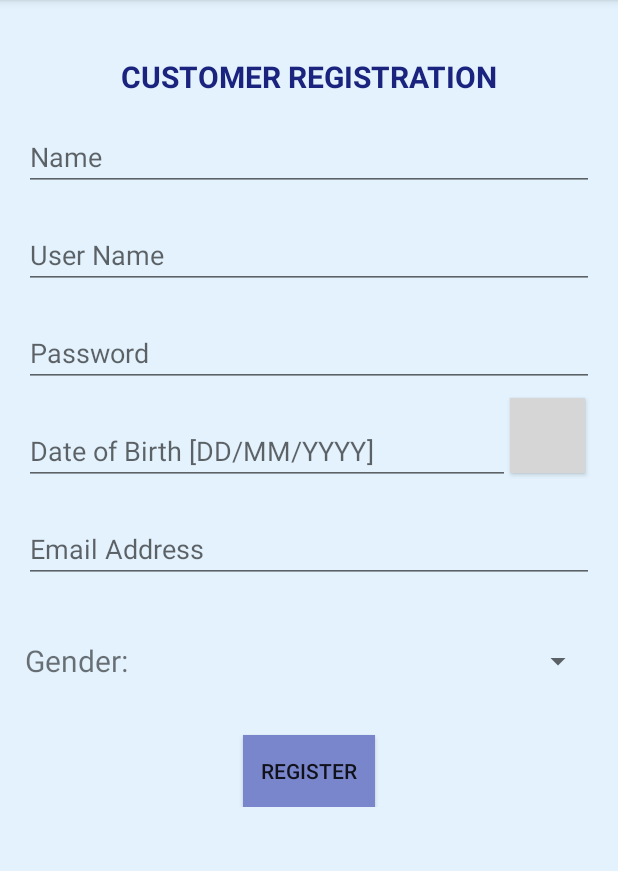
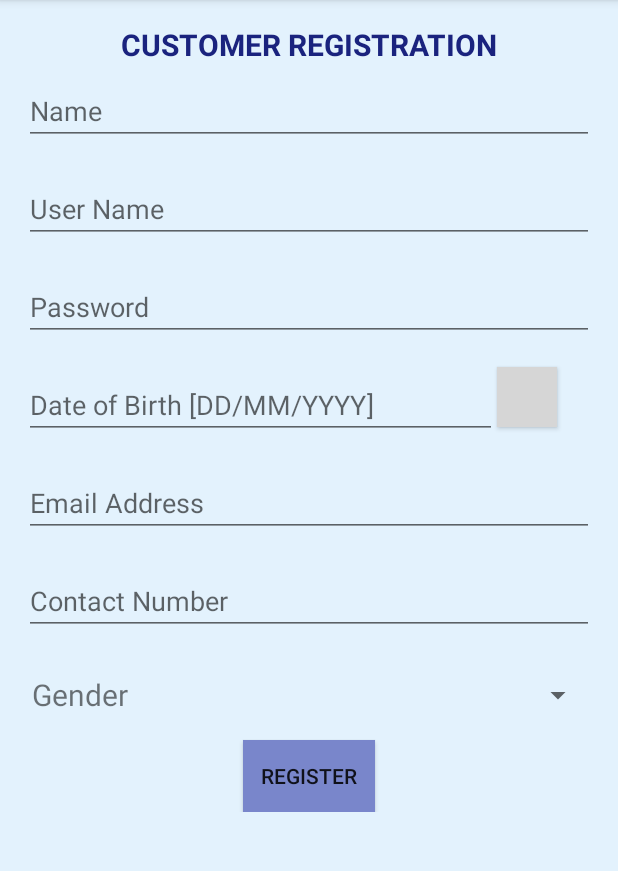
Before and after one commit to Utkarsh-Bajpai/STRS, an Android app: the CustomerRegisterActivity screen opened directly, with no data from a screen before it, on a phone screen of 412 x 824 dp, the part 84-955 px from its top. Run offline under Robolectric (Android 15) with nearby library versions, the phone set to English and light mode, and no system bars; 2 statements that could not run were skipped; grey boxes are pictures that could not be loaded.

Commit message:
Final Company and Customer Login And Registration Module Completed

```diff
--- a/app/src/main/java/com/example/android/strs/CustomerRegisterActivity.java
+++ b/app/src/main/java/com/example/android/strs/CustomerRegisterActivity.java
@@ -30,13 +30,15 @@ public class CustomerRegisterActivity extends AppCompatActivity
 
         CustomerDatabaseHelper helper = new CustomerDatabaseHelper(this);
 
-        private EditText etDate;
         private EditText etName;
         private EditText etUsername;
         private EditText etPassword;
+        private EditText etDate;
         private EditText etEmail;
+        private EditText etContact;
+        private Spinner mGenderSpinner;
         private Button bRegister;
-        private Spinner mGenderSpinner;
+
         private Button btn;
         int year_x, month_x,day_x;
         static final int DIALOG_ID = 0;
@@ -55,9 +57,10 @@ public class CustomerRegisterActivity extends AppCompatActivity
             etUsername = (EditText) findViewById(R.id.etUsername);
             etPassword = (EditText) findViewById(R.id.etPassword);
             etDate = (EditText) findViewById(R.id.etDate);
+            etContact = (EditText) findViewById(R.id.etContact);
+            etEmail = (EditText) findViewById(R.id.etEmail);
+            mGenderSpinner = (Spinner) findViewById(R.id.spinner_gender);
             bRegister = (Button) findViewById(R.id.bRegister);
-            mGenderSpinner = (Spinner) findViewById(R.id.spinner_gender);
-            etEmail = (EditText) findViewById(R.id.etEmail);
 
             setupSpinner();
 
@@ -79,12 +82,13 @@ public class CustomerRegisterActivity extends AppCompatActivity
 
                     if(isValid)
                     {
-                        String etDatestr = etDate.getText().toString();
                         String etNamestr = etName.getText().toString();
                         String etUsernamestr = etUsername.getText().toString();
                         String etPasswordstr = etPassword.getText().toString();
+                        String etDatestr = etDate.getText().toString();
+                        String etEmailstr = etEmail.getText().toString();
+                        String etContactstr = etContact.getText().toString();
                         String GenderSpinnerstr = mGenderSpinner.getSelectedItem().toString();
-                        String etEmailstr = etEmail.getText().toString();
 
                         //Insert the details in database
                         CustomerContact c = new CustomerContact();
@@ -94,6 +98,7 @@ public class CustomerRegisterActivity extends AppCompatActivity
                         c.setetDate(etDatestr);
                         c.setgender(GenderSpinnerstr);
                         c.setetEmail(etEmailstr);
+                        c.setetContact(etContactstr);
 
                         helper.insertContact(c);
 
@@ -268,6 +273,14 @@ public class CustomerRegisterActivity extends AppCompatActivity
             etEmail.setError(null);
         }
 
+        if (etContact.length() < 10 || etContact.length() > 11 ) {
+            etContact.setError("Invalid Telephone/Mobile No.");
+            isValid = false;
+            return isValid;
+        } else {
+            etContact.setError(null);
+        }
+
         String username = etUsername.getText().toString();
         String password = helper.searchPassword(username);
         if(password!="Not Found!")
--- a/app/src/main/java/com/example/android/strs/MainActivity.java
+++ b/app/src/main/java/com/example/android/strs/MainActivity.java
@@ -20,7 +20,7 @@ public class MainActivity extends AppCompatActivity
         final TypeWriter tw = (TypeWriter) findViewById(R.id.textView7);
 
         tw.setCharacterDelay(120);
-        tw.animateText("Smart Transport Reservation System");
+        tw.animateText("Smart Transport Reservation\nSystem");
 
         final Button bCustomerLogin = (Button) findViewById(R.id.bCustomerLogin);
         final Button bCompanyLogin = (Button) findViewById(R.id.bCompanyLogin);
--- a/app/src/main/res/layout/activity_customer_register.xml
+++ b/app/src/main/res/layout/activity_customer_register.xml
@@ -34,7 +34,6 @@
                 android:layout_height="wrap_content"
                 android:layout_alignParentTop="true"
                 android:layout_centerHorizontal="true"
-                android:layout_marginTop="21dp"
                 android:textStyle="bold"
                 android:id="@+id/textView4" />
 
@@ -48,7 +47,7 @@
                 android:layout_alignParentTop="true"
                 android:layout_alignParentLeft="true"
                 android:layout_alignParentStart="true"
-                android:layout_marginTop="66dp"
+                android:layout_marginTop="35dp"
                 android:layout_alignParentRight="true"
                 android:layout_alignParentEnd="true" />
 
@@ -91,20 +90,17 @@
                 android:layout_marginTop="20dp"
                 android:id="@+id/etDate"
                 android:hint="Date of Birth [DD/MM/YYYY]"
-                android:layout_toLeftOf="@+id/dob"
                 android:layout_toStartOf="@+id/dob" />
 
             <Button
                 android:id="@+id/dob"
-                android:layout_width="50dp"
-                android:layout_height="50dp"
-                android:layout_marginEnd="6dp"
-                android:layout_marginRight="6dp"
-                android:layout_marginTop="249dp"
-                android:layout_alignParentTop="true"
-                android:layout_alignParentRight="true"
-                android:layout_alignParentEnd="true"
-                android:background="@drawable/ic_date_range_black_24dp"/>
+                android:layout_width="40dp"
+                android:layout_height="40dp"
+                android:layout_marginRight="0dp"
+                android:background="@drawable/ic_date_range_black_24dp"
+                android:layout_above="@+id/etEmail"
+                android:layout_toEndOf="@+id/textView4"
+                android:layout_marginBottom="8dp" />
 
             <EditText
                 android:layout_width="wrap_content"
@@ -120,33 +116,44 @@
                 android:layout_alignParentEnd="true"
                 android:hint="Email Address" />
 
+            <EditText
+                android:layout_width="wrap_content"
+                android:layout_height="wrap_content"
+                android:ems="10"
+                android:layout_below="@+id/etEmail"
+                android:layout_alignParentLeft="true"
+                android:layout_alignParentStart="true"
+                android:layout_marginTop="20dp"
+                android:id="@+id/etContact"
+                android:hint="Contact Number"
+                android:layout_alignParentEnd="true" />
+
             <TextView
                 android:id="@+id/textView"
                 android:layout_width="70sp"
                 android:layout_height="wrap_content"
-                android:text="Gender:"
+                android:text=" Gender"
                 android:gravity="center"
                 android:textSize="20sp"
-                android:layout_alignTop="@+id/spinner_gender"
-                android:layout_alignParentLeft="true"
-                android:layout_alignParentStart="true"
-                android:layout_alignBottom="@+id/spinner_gender" />
+                android:layout_alignBottom="@+id/spinner_gender"
+                android:layout_alignTop="@+id/spinner_gender" />
 
             <Spinner
                 android:layout_width="match_parent"
                 android:layout_height="40dp"
                 android:id="@+id/spinner_gender"
-                android:layout_below="@+id/etEmail"
-                android:layout_marginTop="32dp"
-                android:text="Gender"
-                android:layout_toRightOf="@+id/textView"
+                android:textSize="20sp"
+                android:layout_below="@+id/etContact"
+                android:gravity="center"
+                android:layout_marginTop="20dp"
+                android:text="Gender:"
                 android:layout_toEndOf="@+id/textView" />
 
             <Button
                 android:text="Register"
                 android:layout_width="wrap_content"
                 android:layout_height="wrap_content"
-                android:layout_marginTop="29dp"
+                android:layout_marginTop="10dp"
                 android:background="#7986CB"
                 android:id="@+id/bRegister"
                 android:layout_below="@+id/spinner_gender"
```
Also changed, not shown: app/src/main/java/com/example/android/strs/CompanyRegisterActivity.java (+35 -7 lines), app/src/main/res/layout/activity_company_register.xml (+34 -7 lines), app/src/main/res/layout/activity_main.xml (+19 -3 lines).
